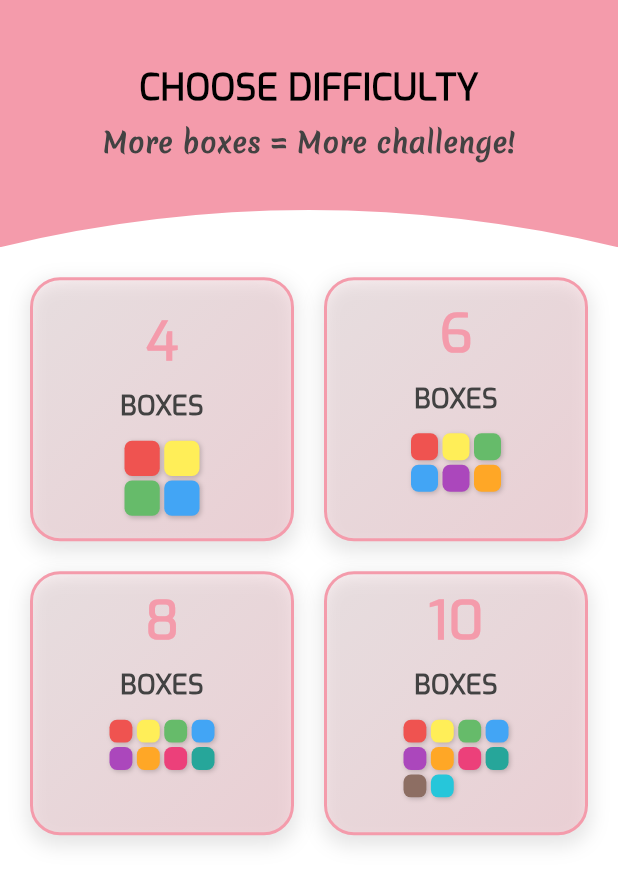
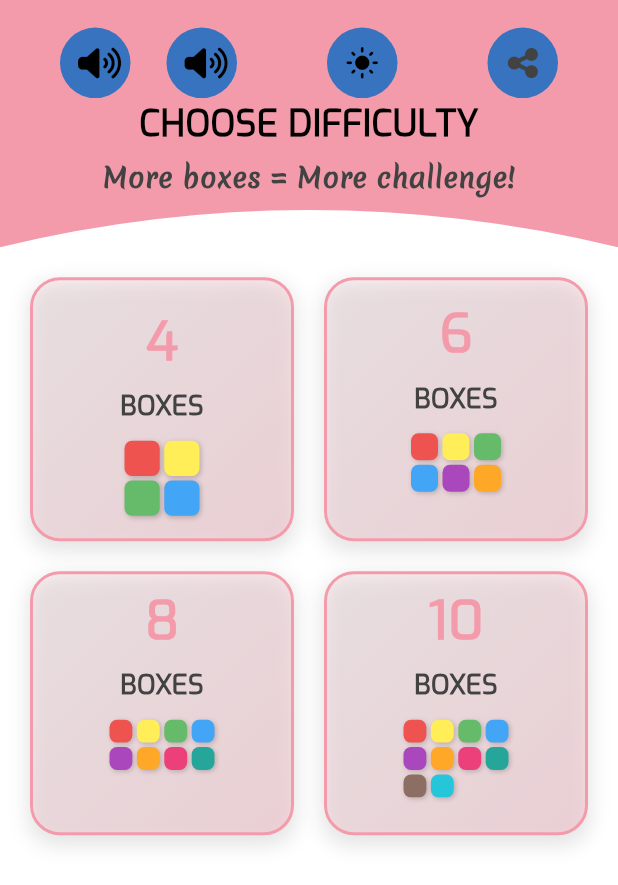
Before and after one commit to rahulkumardev24/simon-says-game-with-flutter, a Flutter app: the screen it shows after launch, on a phone screen of 412 x 824 dp. Shown: the top 885 px of the screen. Run offline on Flutter 3.47's test engine with Material 3 defaults, Android fonts, the phone set to English and light mode, and no system bars; drawn by our look-alikes of flutter_animate, velocity_x; our stand-ins replace audioplayers, font_awesome_flutter, lottie, share_plus, shared_preferences.

Commit message:
ui improving in progress

```diff
--- a/lib/helper/colors.dart
+++ b/lib/helper/colors.dart
@@ -12,11 +12,10 @@ class AppColors {
   static const Color lightOnSurface = Color(0xff444444);
   static const Color lightError = Color(0xffd32f2f);
 
-
   // secondary
 
   static const Color secondary = Color(0xff27548A);
-
+  static const Color secondaryLight = Color(0xff3773bf);
 
   // Dark Theme Colors
   static const Color darkPrimary = Color(0xffF49BAB);
@@ -33,16 +32,14 @@ class AppColors {
   // Text Colors
   static const Color lightTextPrimary = Color(0xFF000000);
   static const Color lightTextSecondary = Color(0xFF424242);
-  static const Color lightTextDisabled = Color(0xFF9E9E9E);
 
   static const Color darkTextPrimary = Color(0xFFFFFFFF);
   static const Color darkTextSecondary = Color(0xFFE0E0E0);
-  static const Color darkTextDisabled = Color(0xFF9E9E9E);
 
-  // On Surface Text Colors (for text on colored backgrounds)
-  static const Color lightOnPrimaryText = Color(0xFFFFFFFF);
-  static const Color darkOnPrimaryText = Color(0xFF000000);
+  // Icon Colors
+  static const Color lightIconPrimary = Color(0xFF000000);
+  static const Color lightIconSecondary = Color(0xFF424242);
 
-
-
+  static const Color darkIconPrimary = Color(0xFFFFFFFF);
+  static const Color darkIconSecondary = Color(0xFFE0E0E0);
 }
--- a/lib/main.dart
+++ b/lib/main.dart
@@ -6,7 +6,6 @@ import 'package:simon_say_game/screen/game_screen/six_box_screen.dart';
 import 'package:simon_say_game/screen/game_selection_screen.dart';
 
 void main() {
-
   /// use for stop device orientation
   WidgetsFlutterBinding.ensureInitialized();
   SystemChrome.setPreferredOrientations([
@@ -20,7 +19,6 @@ void main() {
     ),
   );
 }
-
 
 class MyApp extends StatelessWidget {
   const MyApp({super.key});
@@ -40,7 +38,6 @@ class MyApp extends StatelessWidget {
           scaffoldBackgroundColor: Colors.black,
         ), // Dark theme background
 
-      home: GameSelectionScreen()
-    );
+        home: GameSelectionScreen());
   }
 }
--- a/lib/screen/game_screen/ten_box_screen.dart
+++ b/lib/screen/game_screen/ten_box_screen.dart
@@ -8,7 +8,6 @@ import 'package:shared_preferences/shared_preferences.dart';
 import 'package:simon_say_game/helper/colors.dart';
 import 'package:simon_say_game/helper/my_dialogs.dart';
 import 'package:simon_say_game/utils/custom_text_style.dart';
-
 import '../../provider/them_provider.dart';
 import '../../widgets/score_board_card.dart';
 
--- a/lib/screen/game_selection_screen.dart
+++ b/lib/screen/game_selection_screen.dart
@@ -1,6 +1,10 @@
+import 'package:audioplayers/audioplayers.dart';
+import 'package:flutter/cupertino.dart';
 import 'package:flutter/material.dart';
+import 'package:font_awesome_flutter/font_awesome_flutter.dart';
 import 'package:provider/provider.dart';
 import 'package:flutter_animate/flutter_animate.dart';
+import 'package:shared_preferences/shared_preferences.dart';
 import 'package:simon_say_game/helper/colors.dart';
 import 'package:simon_say_game/screen/game_screen/eight_box_screen.dart';
 import 'package:simon_say_game/screen/game_screen/four_box_screen.dart';
@@ -8,7 +12,10 @@ import 'package:simon_say_game/screen/game_screen/six_box_screen.dart';
 import 'package:simon_say_game/screen/game_screen/ten_box_screen.dart';
 import 'package:simon_say_game/utils/custom_text_style.dart';
 import 'package:simon_say_game/provider/them_provider.dart';
+import 'package:simon_say_game/widgets/my_icon_button.dart';
 import 'package:velocity_x/velocity_x.dart';
+
+import '../helper/my_dialogs.dart';
 
 class GameSelectionScreen extends StatefulWidget {
   @override
@@ -39,6 +46,25 @@ class _GameSelectionScreenState extends State<GameSelectionScreen>
       "cyan"
     ],
   };
+
+  bool isMute = true;
+  bool isLight = true;
+
+  /// audio play
+  final AudioPlayer audioPlayer = AudioPlayer();
+
+  /// -------------- Mute and unMute functions ------------------- ///
+  void saveMute() async {
+    SharedPreferences preferences = await SharedPreferences.getInstance();
+    await preferences.setBool("checkMute", isMute);
+  }
+
+  void loadMute() async {
+    SharedPreferences preferences = await SharedPreferences.getInstance();
+    setState(() {
+      isMute = preferences.getBool("checkMute") ?? true;
+    });
+  }
 
   @override
   void initState() {
@@ -123,6 +149,58 @@ class _GameSelectionScreenState extends State<GameSelectionScreen>
         child: Column(
           mainAxisAlignment: MainAxisAlignment.center,
           children: [
+            Row(
+              mainAxisAlignment: MainAxisAlignment.spaceEvenly,
+              children: [
+                /// volume button
+                MyIconButton(
+                    icon: isMute
+                        ? FontAwesomeIcons.volumeHigh
+                        : FontAwesomeIcons.volumeXmark,
+                    onTap: () {
+                      setState(() {
+                        isMute = !isMute;
+                      });
+                      saveMute();
+                    }),
+                MyIconButton(
+                    icon: isMute
+                        ? FontAwesomeIcons.volumeHigh
+                        : FontAwesomeIcons.volumeXmark,
+                    onTap: () {
+                      setState(() {
+                        isMute = !isMute;
+                      });
+                      saveMute();
+                    }),
+
+                SizedBox(
+                  width: 12,
+                ),
+
+                /// light and dark them
+                Consumer<ThemeProvider>(
+                  builder: (context, themeProvider, child) {
+                    return MyIconButton(
+                        icon: themeProvider.isDark
+                            ? Icons.dark_mode_rounded
+                            : Icons.light_mode_rounded,
+                        onTap: () {
+                          themeProvider.toggleTheme();
+                        });
+                  },
+                ),
+                SizedBox(
+                  width: 12,
+                ),
+                MyIconButton(
+                    icon: FontAwesomeIcons.shareNodes,
+                    iconColor: themeProvider.isDark
+                        ? AppColors.darkPrimary
+                        : AppColors.lightTextSecondary,
+                    onTap: () => MyDialogs.shareApp(context)),
+              ],
+            ),
             Text(
               "CHOOSE DIFFICULTY",
               style: myTextStyle24(
@@ -250,7 +328,11 @@ class _GameSelectionScreenState extends State<GameSelectionScreen>
   Widget _buildMiniGrid(int boxCount) {
     return GridView.count(
       physics: NeverScrollableScrollPhysics(),
-      crossAxisCount: boxCount <= 4 ? 2 : boxCount <= 6 ? 3 : 4,
+      crossAxisCount: boxCount <= 4
+          ? 2
+          : boxCount <= 6
+              ? 3
+              : 4,
       mainAxisSpacing: 3,
       crossAxisSpacing: 3,
       shrinkWrap: true,
--- /dev/null
+++ b/lib/widgets/my_icon_button.dart
@@ -0,0 +1,37 @@
+import 'package:flutter/material.dart';
+
+import '../helper/colors.dart';
+
+@immutable
+class MyIconButton extends StatelessWidget {
+  final IconData icon;
+  final Color? iconColor;
+  final double iconSize;
+  final VoidCallback onTap;
+
+  const MyIconButton({
+    super.key,
+    required this.icon,
+    this.iconColor = AppColors.lightIconPrimary,
+    this.iconSize = 23.0,
+    required this.onTap,
+  });
+
+  @override
+  Widget build(BuildContext context) {
+    return Center(
+      child: InkWell(
+        onTap: onTap,
+        child: Container(
+            decoration: BoxDecoration(
+                color: AppColors.secondaryLight,
+                borderRadius: BorderRadius.circular(200)),
+            child: Padding(
+              padding: const EdgeInsets.all(12.0),
+              child:
+                  Center(child: Icon(icon, color: iconColor, size: iconSize)),
+            )),
+      ),
+    );
+  }
+}
--- a/pubspec.yaml
+++ b/pubspec.yaml
@@ -42,6 +42,7 @@ dependencies:
   lottie: ^3.3.1
   flutter_animate: ^4.5.2
   velocity_x: ^4.3.1
+  font_awesome_flutter: ^10.8.0
 
 dev_dependencies:
   flutter_test:
```
Also changed, not shown: lib/screen/game_screen/four_box_screen.dart (+22 -2 lines), pubspec.lock, 4 other files. Lines whose indentation alone changed are shown as unchanged.
